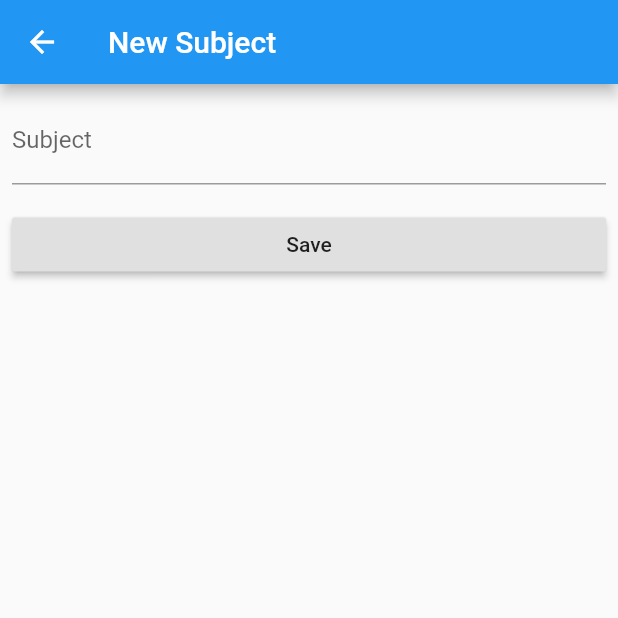
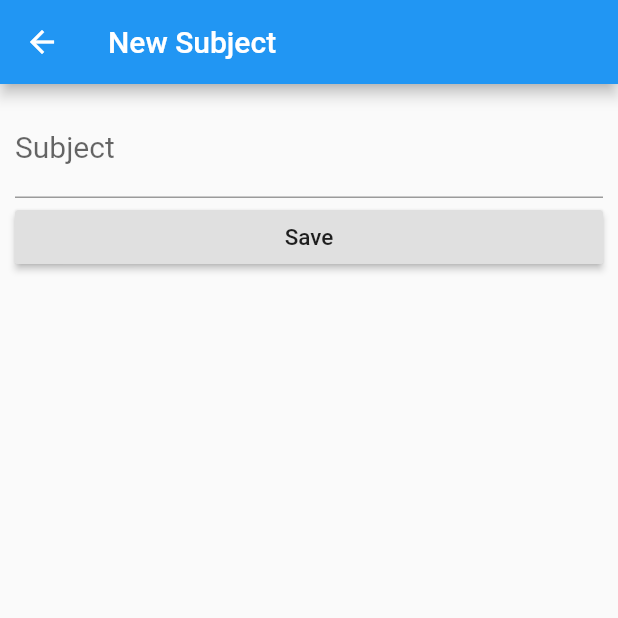
Before and after one commit to yakung/flutter_assignment_02, a Flutter app: the Addform screen opened by its route, on a phone screen of 412 x 824 dp, the top half of it. Run offline on Flutter 3.47's test engine with Material 2 defaults, Android fonts, the phone set to English and light mode, and no system bars; our stand-ins replace sqflite; accounts and stored records are empty.

```diff
--- a/lib/ui/Addform.dart
+++ b/lib/ui/Addform.dart
@@ -23,11 +23,13 @@ class AddformState extends State<Addform> {
         child: ListView(
           children: <Widget>[
             Padding(
-              padding: const EdgeInsets.all(8.0),
+              padding: const EdgeInsets.only(top:10.0,right: 10.0,left: 10.0,bottom: 0),
               child: TextFormField(
                 controller: txtctrl,
+                style: TextStyle(fontSize: 20),
                 decoration: InputDecoration(
                   labelText: "Subject",
+
                 ),
                 validator: (value) {
                   if (value.isEmpty) {
@@ -37,9 +39,9 @@ class AddformState extends State<Addform> {
               ),
             ),
             Padding(
-              padding: const EdgeInsets.all(8.0),
+              padding: const EdgeInsets.only(top:2.0,right: 10.0,left: 10.0),
               child: RaisedButton(
-                child: Text("Save"),
+                child: Text("Save",style: TextStyle(fontSize: 15),),
                 onPressed: () async {
                   _formkey.currentState.validate();
                   if(txtctrl.text.length > 0){
--- a/lib/ui/MyTodoList.dart
+++ b/lib/ui/MyTodoList.dart
@@ -29,12 +29,12 @@ class TodoListState extends State<MyTodoList> {
           currentIndex: _currentIndex,
           items: [
             BottomNavigationBarItem(
-              icon: Icon(Icons.view_list),
+              icon: Icon(Icons.list),
               title: Text("Task"),
 
             ),
             BottomNavigationBarItem(
-              icon: Icon(Icons.playlist_add_check),
+              icon: Icon(Icons.done_all),
               title: Text("Completed")
             ),
           ],
```
Also changed, not shown: lib/ui/Completed.dart (+14 -3 lines), lib/ui/Task.dart (+13 -4 lines).
